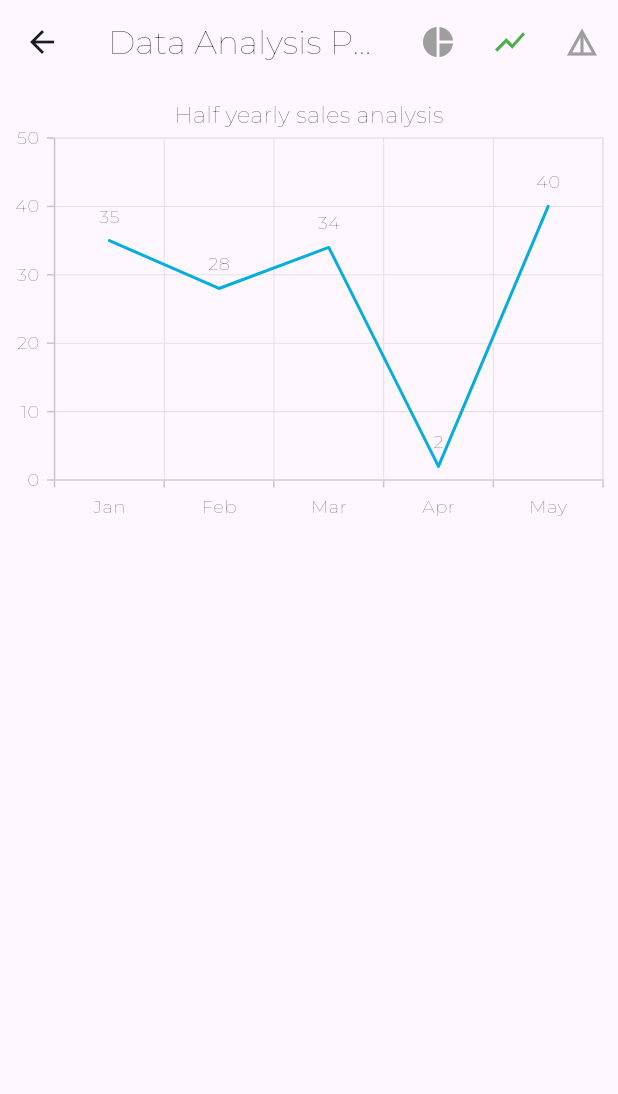
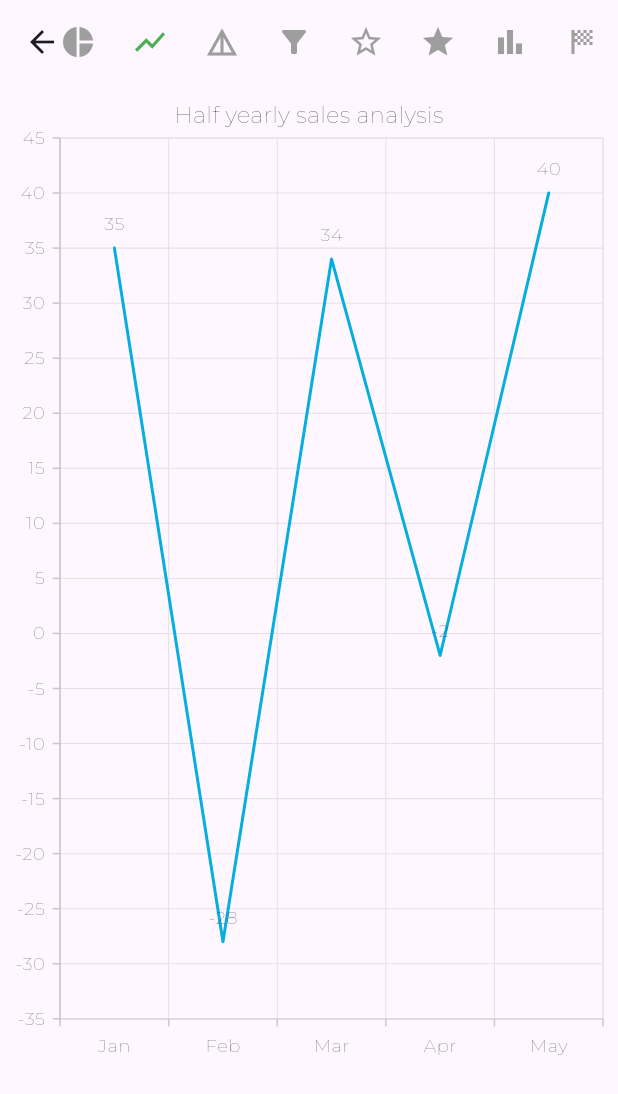
Before and after one commit to lfindlay24/data-sculpter, a Flutter app: the screen it shows after launch, in the side drawer, after a tap on "Graphs", on a phone screen of 412 x 824 dp. Shown: the top 1094 px of the screen. Run offline on Flutter 3.47's test engine with Material 3 defaults, Android fonts, the light colour scheme and no system bars; our stand-ins replace flutter_login, flutter_svg, syncfusion_flutter_charts; project files that could hold a hidden picture were left out.

Commit message:
Data Analysis Page finished with dummy data

```diff
--- a/flutter_ui/lib/pages/graphsPage.dart
+++ b/flutter_ui/lib/pages/graphsPage.dart
@@ -13,11 +13,13 @@ class GraphsPage extends StatefulWidget {
 class GraphsPageState extends State<GraphsPage> {
   List<_SalesData> data = [
     _SalesData('Jan', 35),
-    _SalesData('Feb', 28),
+    _SalesData('Feb', -28),
     _SalesData('Mar', 34),
-    _SalesData('Apr', 2),
+    _SalesData('Apr', -2),
     _SalesData('May', 40)
   ];
+
+  List<int> winData = [1, -1, 1, -1, 1];
 
   String _chartType = 'line';
 
@@ -54,14 +56,66 @@ class GraphsPageState extends State<GraphsPage> {
                 });
               },
             ),
+            IconButton(
+              icon: const Icon(Icons.filter_alt),
+              color: _chartType != 'funnel' ? Colors.grey : Colors.green,
+              onPressed: () {
+                setState(() {
+                  _chartType = 'funnel';
+                });
+              },
+            ),
+            IconButton(
+              icon: const Icon(Icons.star_border),
+              color: _chartType != 'spark' ? Colors.grey : Colors.green,
+              onPressed: () {
+                setState(() {
+                  _chartType = 'spark';
+                });
+              },
+            ),
+            IconButton(
+              icon: const Icon(Icons.star),
+              color: _chartType != 'sparkArea' ? Colors.grey : Colors.green,
+              onPressed: () {
+                setState(() {
+                  _chartType = 'sparkArea';
+                });
+              },
+            ),
+            IconButton(
+              icon: const Icon(Icons.bar_chart),
+              color: _chartType != 'sparkBar' ? Colors.grey : Colors.green,
+              onPressed: () {
+                setState(() {
+                  _chartType = 'sparkBar';
+                });
+              },
+            ),
+            IconButton(
+              icon: const Icon(Icons.sports_score),
+              color: _chartType != 'sparkWin' ? Colors.grey : Colors.green,
+              onPressed: () {
+                setState(() {
+                  _chartType = 'sparkWin';
+                });
+              },
+            ),
           ],
         ),
-      body: Column(
+        body: Column(children: [
+          Expanded(
+            child: SingleChildScrollView(
+              child: Column(
+                mainAxisSize: MainAxisSize.min,
                 children: [
                   if (_chartType == 'line')
-            SfCartesianChart(
+                    SizedBox(
+                      height: MediaQuery.of(context).size.height * 0.8,
+                      child: SfCartesianChart(
                         primaryXAxis: CategoryAxis(),
-              title: const ChartTitle(text: 'Half yearly sales analysis'),
+                        title:
+                            const ChartTitle(text: 'Half yearly sales analysis'),
                         series: <CartesianSeries<_SalesData, String>>[
                           LineSeries<_SalesData, String>(
                               dataSource: data,
@@ -69,11 +123,15 @@ class GraphsPageState extends State<GraphsPage> {
                               yValueMapper: (_SalesData sales, _) => sales.sales,
                               name: 'Sales',
                               // Enable data label
-                      dataLabelSettings: DataLabelSettings(isVisible: true))
+                              dataLabelSettings:
+                                  DataLabelSettings(isVisible: true))
                         ],
+                      ),
                     )
                   else if (_chartType == 'pie')
-            SfCircularChart(
+                    SizedBox(
+                      height: MediaQuery.of(context).size.height * 0.8,
+                      child: SfCircularChart(
                         title: const ChartTitle(text: 'Sales distribution'),
                         series: <CircularSeries>[
                           PieSeries<_SalesData, String>(
@@ -81,24 +139,88 @@ class GraphsPageState extends State<GraphsPage> {
                             dataSource: data,
                             xValueMapper: (_SalesData sales, _) => sales.year,
                             yValueMapper: (_SalesData sales, _) => sales.sales,
-                  dataLabelMapper: (_SalesData sales, _) => sales.sales.toString(),
-                  dataLabelSettings: const DataLabelSettings(isVisible: true),
+                            dataLabelMapper: (_SalesData sales, _) =>
+                                sales.sales.toString(),
+                            dataLabelSettings:
+                                const DataLabelSettings(isVisible: true),
                           )
                         ],
                       ),
+                    ),
                   if (_chartType == 'pyramid')
-            SfPyramidChart(
+                    SizedBox(
+                      height: MediaQuery.of(context).size.height * 0.8,
+                      child: SfPyramidChart(
                           title: const ChartTitle(text: 'Sales distribution'),
                           series: PyramidSeries<_SalesData, String>(
                             dataSource: data,
                             xValueMapper: (_SalesData sales, _) => sales.year,
                             yValueMapper: (_SalesData sales, _) => sales.sales,
-                dataLabelSettings: const DataLabelSettings(isVisible: true),
-              )
+                            dataLabelSettings:
+                                const DataLabelSettings(isVisible: true),
+                          )),
+                    ),
+                  if (_chartType == 'funnel')
+                    SizedBox(
+                      height: MediaQuery.of(context).size.height * 0.8,
+                      child: SfFunnelChart(
+                          title: const ChartTitle(text: 'Sales distribution'),
+                          series: FunnelSeries<_SalesData, String>(
+                            dataSource: data,
+                            xValueMapper: (_SalesData sales, _) => sales.year,
+                            yValueMapper: (_SalesData sales, _) => sales.sales,
+                            dataLabelSettings:
+                                const DataLabelSettings(isVisible: true),
+                          )),
+                    ),
+                  if (_chartType == 'spark')
+                    SizedBox(
+                      height: MediaQuery.of(context).size.height * 0.8,
+                      child: SfSparkLineChart(
+                          data: data.map((e) => e.sales).toList(),
+                          plotBand: const SparkChartPlotBand(
+                              start: 0,
+                              end: 2,
+                              color: Colors.red,
+                              borderWidth: 2,
+                              borderColor: Colors.red)),
+                    ),
+                  if (_chartType == 'sparkArea')
+                    SizedBox(
+                      height: MediaQuery.of(context).size.height * 0.8,
+                      child: SfSparkAreaChart(
+                          data: data.map((e) => e.sales).toList(),
+                          plotBand: const SparkChartPlotBand(
+                              start: 0,
+                              end: 2,
+                              color: Colors.red,
+                              borderWidth: 2,
+                              borderColor: Colors.red)),
+                    ),
+                  if (_chartType == 'sparkBar')
+                    SizedBox(
+                      height: MediaQuery.of(context).size.height * 0.8,
+                      child: SfSparkBarChart(
+                          data: data.map((e) => e.sales).toList(),
+                          plotBand: const SparkChartPlotBand(
+                              start: 0,
+                              end: 2,
+                              color: Colors.red,
+                              borderWidth: 2,
+                              borderColor: Colors.red)),
+                    ),
+                  if (_chartType == 'sparkWin')
+                    SizedBox(
+                      height: MediaQuery.of(context).size.height * 0.8,
+                      child: SfSparkWinLossChart(
+                        data: data.map((e) => e.sales).toList(),
+                      ),
                     ),
                 ],
               ),
-    );
+            ),
+          ),
+        ],),);
   }
 }
 
--- a/flutter_ui/lib/pages/home.dart
+++ b/flutter_ui/lib/pages/home.dart
@@ -122,7 +122,7 @@ class HomePage extends StatelessWidget {
       mainAxisAlignment: MainAxisAlignment.center,
       children: [
         const Text(
-          'Welcome to Data Sculpor',
+          'Welcome to Data Sculptor',
           style: TextStyle(
             fontSize: 24.0,
             fontWeight: FontWeight.bold,
--- a/flutter_ui/pubspec.yaml
+++ b/flutter_ui/pubspec.yaml
@@ -38,6 +38,7 @@ dependencies:
   flutter_svg: ^1.1.6
   flutter_login: ^5.0.0
   syncfusion_flutter_charts: ^26.2.7
+  window_manager: ^0.3.9
 
 dev_dependencies:
   flutter_test:
```
Also changed, not shown: flutter_ui/pubspec.lock, 5 other files. Lines whose indentation alone changed are shown as unchanged.
